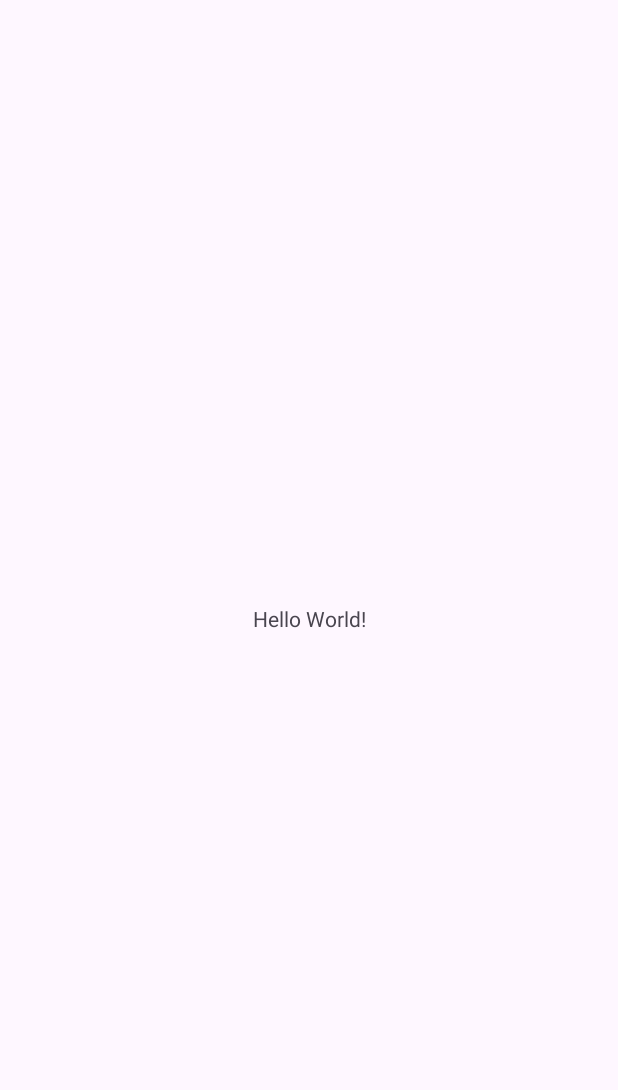
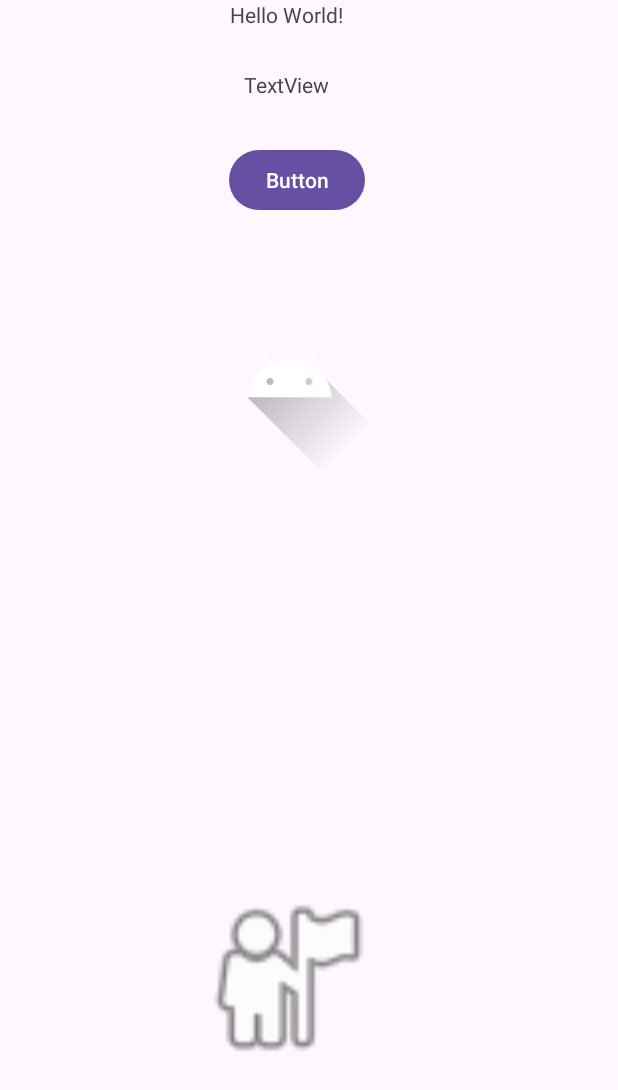
Before and after one commit to sanyochek58/android_develop, an Android app: the screen it shows after launch (MainActivity), on a phone screen of 412 x 824 dp. Before the commit the part shown is almost empty. Shown: the top 1090 px of the screen. Run offline under Robolectric (Android 15) with nearby library versions, the phone set to English and light mode, and no system bars.

Commit message:
second commit

```diff
--- a/app/src/main/res/layout/activity_main.xml
+++ b/app/src/main/res/layout/activity_main.xml
@@ -8,12 +8,63 @@
     tools:context=".MainActivity">
 
     <TextView
+        android:id="@+id/textView3"
         android:layout_width="wrap_content"
         android:layout_height="wrap_content"
         android:text="Hello World!"
         app:layout_constraintBottom_toBottomOf="parent"
         app:layout_constraintEnd_toEndOf="parent"
+        app:layout_constraintHorizontal_bias="0.455"
         app:layout_constraintStart_toStartOf="parent"
-        app:layout_constraintTop_toTopOf="parent" />
+        app:layout_constraintTop_toTopOf="parent"
+        app:layout_constraintVertical_bias="0.0" />
+
+    <Button
+        android:id="@+id/button"
+        android:layout_width="wrap_content"
+        android:layout_height="wrap_content"
+        android:text="Button"
+        app:layout_constraintBottom_toBottomOf="parent"
+        app:layout_constraintEnd_toEndOf="parent"
+        app:layout_constraintHorizontal_bias="0.475"
+        app:layout_constraintStart_toStartOf="parent"
+        app:layout_constraintTop_toTopOf="@+id/textView3"
+        app:layout_constraintVertical_bias="0.124" />
+
+    <ImageView
+        android:id="@+id/imageView"
+        android:layout_width="139dp"
+        android:layout_height="132dp"
+        app:layout_constraintBottom_toBottomOf="parent"
+        app:layout_constraintEnd_toEndOf="parent"
+        app:layout_constraintHorizontal_bias="0.452"
+        app:layout_constraintStart_toStartOf="parent"
+        app:layout_constraintTop_toTopOf="@+id/textView3"
+        app:layout_constraintVertical_bias="0.27"
+        app:srcCompat="@drawable/ic_launcher_foreground" />
+
+    <TextView
+        android:id="@+id/textView4"
+        android:layout_width="wrap_content"
+        android:layout_height="wrap_content"
+        android:text="TextView"
+        app:layout_constraintBottom_toBottomOf="parent"
+        app:layout_constraintEnd_toEndOf="parent"
+        app:layout_constraintHorizontal_bias="0.458"
+        app:layout_constraintStart_toStartOf="parent"
+        app:layout_constraintTop_toTopOf="@+id/textView3"
+        app:layout_constraintVertical_bias="0.058" />
+
+    <ImageView
+        android:id="@+id/imageView3"
+        android:layout_width="135dp"
+        android:layout_height="128dp"
+        app:layout_constraintBottom_toBottomOf="parent"
+        app:layout_constraintEnd_toEndOf="parent"
+        app:layout_constraintHorizontal_bias="0.445"
+        app:layout_constraintStart_toStartOf="parent"
+        app:layout_constraintTop_toTopOf="parent"
+        app:layout_constraintVertical_bias="0.845"
+        app:srcCompat="@android:drawable/ic_menu_myplaces" />
 
 </androidx.constraintlayout.widget.ConstraintLayout>
```
